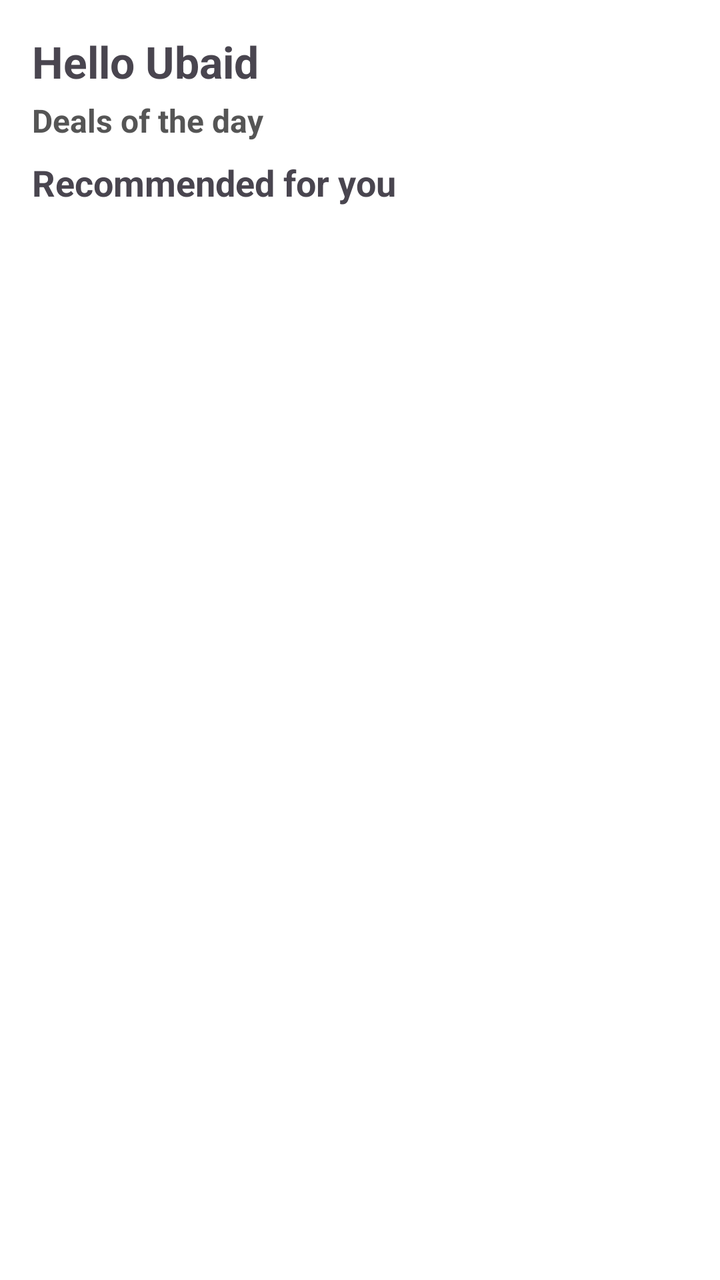
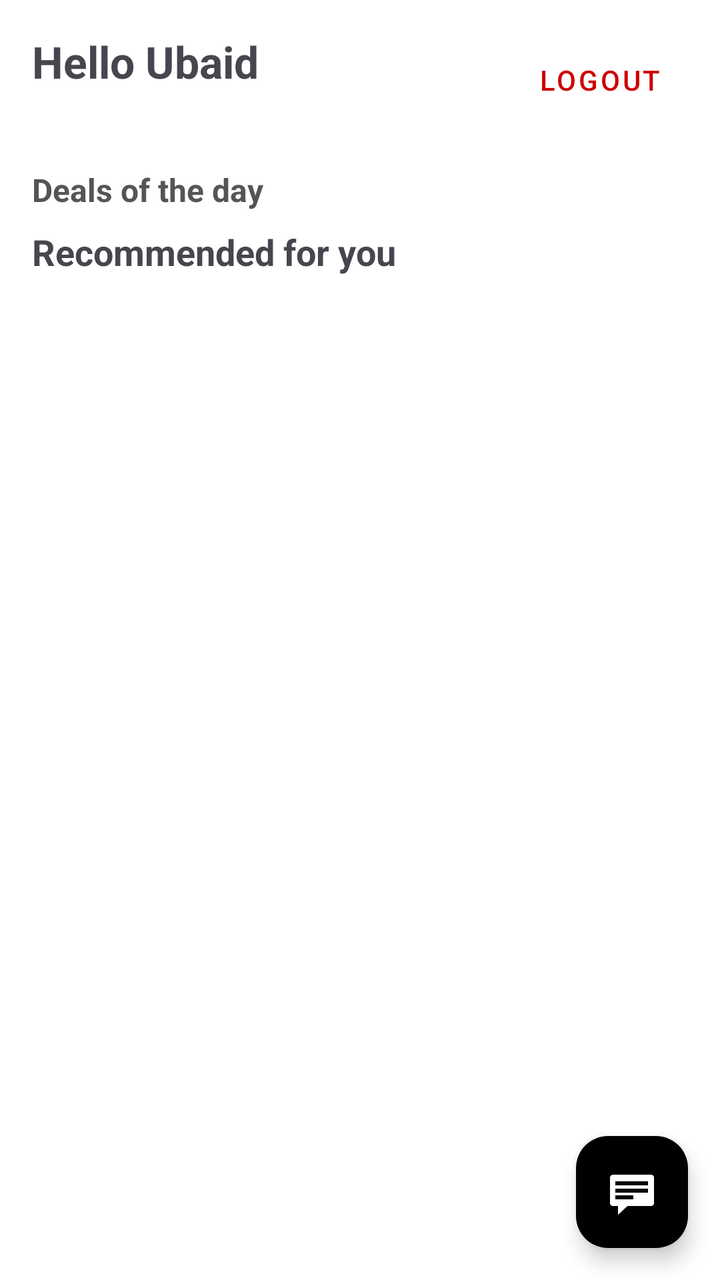

The first picture is an Android layout as it rendered before a commit; the second is the same layout after the commit. The layout source and the unified diff follow.
<!-- AndroidManifest.xml: application theme Theme.Smd_assigment_1 -->
<!-- res/layout/fragment_home.xml -->
<?xml version="1.0" encoding="utf-8"?>
<LinearLayout xmlns:android="http://schemas.android.com/apk/res/android"
    android:id="@+id/homeRoot"
    android:layout_width="match_parent"
    android:layout_height="match_parent"
    android:orientation="vertical"
    android:background="@android:color/white">

    <TextView
        android:id="@+id/tvHello"
        android:layout_width="match_parent"
        android:layout_height="wrap_content"
        android:paddingStart="16dp"
        android:paddingTop="16dp"
        android:text="Hello Ubaid"
        android:textSize="22sp"
        android:textStyle="bold" />

    <TextView
        android:id="@+id/tvDealsHeader"
        android:layout_width="match_parent"
        android:layout_height="wrap_content"
        android:paddingStart="16dp"
        android:paddingTop="4dp"
        android:text="Deals of the day"
        android:textStyle="bold"
        android:textSize="16sp"
        android:textColor="#555555" />

    <androidx.recyclerview.widget.RecyclerView
        android:id="@+id/recyclerDeals"
        android:layout_width="match_parent"
        android:layout_height="wrap_content"
        android:paddingStart="12dp"
        android:paddingEnd="12dp"
        android:clipToPadding="false" />

    <TextView
        android:id="@+id/tvRecommendedHeader"
        android:layout_width="match_parent"
        android:layout_height="wrap_content"
        android:paddingStart="16dp"
        android:paddingTop="8dp"
        android:text="Recommended for you"
        android:textSize="18sp"
        android:textStyle="bold" />

    <androidx.recyclerview.widget.RecyclerView
        android:id="@+id/recyclerRecommended"
        android:layout_width="match_parent"
        android:layout_height="0dp"
        android:layout_weight="1"
        android:padding="12dp"
        android:clipToPadding="false" />
</LinearLayout>
<!-- resources referenced by this layout -->
<resources>
  <style name="Theme.Smd_assigment_1" parent="Base.Theme.Smd_assigment_1" />
  <style name="Base.Theme.Smd_assigment_1" parent="Theme.Material3.DayNight.NoActionBar">
          
          
      </style>
</resources>

<!-- the commit's change to res/layout/fragment_home.xml (unified diff, before → after) -->
@@ -1,55 +1,93 @@
 <?xml version="1.0" encoding="utf-8"?>
-<LinearLayout xmlns:android="http://schemas.android.com/apk/res/android"
-    android:id="@+id/homeRoot"
+<FrameLayout xmlns:android="http://schemas.android.com/apk/res/android"
+    xmlns:app="http://schemas.android.com/apk/res-auto"
     android:layout_width="match_parent"
-    android:layout_height="match_parent"
-    android:orientation="vertical"
-    android:background="@android:color/white">
+    android:layout_height="match_parent">
 
-    <TextView
-        android:id="@+id/tvHello"
+    <androidx.core.widget.NestedScrollView
         android:layout_width="match_parent"
+        android:layout_height="match_parent"
+        android:fillViewport="true">
+
+        <LinearLayout
+            android:id="@+id/homeRoot"
+            android:layout_width="match_parent"
+            android:layout_height="wrap_content"
+            android:orientation="vertical"
+            android:background="@android:color/white">
+
+            <RelativeLayout
+                android:layout_width="match_parent"
+                android:layout_height="wrap_content"
+                android:padding="16dp">
+
+                <TextView
+                    android:id="@+id/tvHello"
+                    android:layout_width="wrap_content"
+                    android:layout_height="wrap_content"
+                    android:text="Hello Ubaid"
+                    android:textSize="22sp"
+                    android:textStyle="bold" />
+
+                <com.google.android.material.button.MaterialButton
+                    android:id="@+id/btnLogout"
+                    style="@style/Widget.MaterialComponents.Button.TextButton"
+                    android:layout_width="wrap_content"
+                    android:layout_height="wrap_content"
+                    android:layout_alignParentEnd="true"
+                    android:text="Logout"
+                    android:textColor="@android:color/holo_red_dark" />
+
+            </RelativeLayout>
+
+            <TextView
+                android:id="@+id/tvDealsHeader"
+                android:layout_width="match_parent"
+                android:layout_height="wrap_content"
+                android:paddingStart="16dp"
+                android:paddingTop="4dp"
+                android:text="Deals of the day"
+                android:textStyle="bold"
+                android:textSize="16sp"
+                android:textColor="#555555" />
+
+            <androidx.recyclerview.widget.RecyclerView
+                android:id="@+id/recyclerDeals"
+                android:layout_width="match_parent"
+                android:layout_height="wrap_content"
+                android:paddingStart="12dp"
+                android:paddingEnd="12dp"
+                android:clipToPadding="false"
+                android:nestedScrollingEnabled="false" />
+
+            <TextView
+                android:id="@+id/tvRecommendedHeader"
+                android:layout_width="match_parent"
+                android:layout_height="wrap_content"
+                android:paddingStart="16dp"
+                android:paddingTop="8dp"
+                android:text="Recommended for you"
+                android:textSize="18sp"
+                android:textStyle="bold" />
+
+            <androidx.recyclerview.widget.RecyclerView
+                android:id="@+id/recyclerRecommended"
+                android:layout_width="match_parent"
+                android:layout_height="wrap_content"
+                android:padding="12dp"
+                android:clipToPadding="false"
+                android:nestedScrollingEnabled="false" />
+        </LinearLayout>
+    </androidx.core.widget.NestedScrollView>
+
+    <com.google.android.material.floatingactionbutton.FloatingActionButton
+        android:id="@+id/fabChat"
+        android:layout_width="wrap_content"
         android:layout_height="wrap_content"
-        android:paddingStart="16dp"
-        android:paddingTop="16dp"
-        android:text="Hello Ubaid"
-        android:textSize="22sp"
-        android:textStyle="bold" />
+        android:layout_gravity="bottom|end"
+        android:layout_margin="16dp"
+        app:srcCompat="@android:drawable/stat_notify_chat"
+        app:tint="@color/white"
+        android:backgroundTint="@color/black" />
 
-    <TextView
-        android:id="@+id/tvDealsHeader"
-        android:layout_width="match_parent"
-        android:layout_height="wrap_content"
-        android:paddingStart="16dp"
-        android:paddingTop="4dp"
-        android:text="Deals of the day"
-        android:textStyle="bold"
-        android:textSize="16sp"
-        android:textColor="#555555" />
-
-    <androidx.recyclerview.widget.RecyclerView
-        android:id="@+id/recyclerDeals"
-        android:layout_width="match_parent"
-        android:layout_height="wrap_content"
-        android:paddingStart="12dp"
-        android:paddingEnd="12dp"
-        android:clipToPadding="false" />
-
-    <TextView
-        android:id="@+id/tvRecommendedHeader"
-        android:layout_width="match_parent"
-        android:layout_height="wrap_content"
-        android:paddingStart="16dp"
-        android:paddingTop="8dp"
-        android:text="Recommended for you"
-        android:textSize="18sp"
-        android:textStyle="bold" />
-
-    <androidx.recyclerview.widget.RecyclerView
-        android:id="@+id/recyclerRecommended"
-        android:layout_width="match_parent"
-        android:layout_height="0dp"
-        android:layout_weight="1"
-        android:padding="12dp"
-        android:clipToPadding="false" />
-</LinearLayout>
+</FrameLayout>
<!-- resource entries referenced after the edit -->
@@ -1,5 +1,7 @@
 <!-- resources referenced by this layout -->
 <resources>
+  <color name="black">#FF000000</color>
+  <color name="white">#FFFFFFFF</color>
   <style name="Theme.Smd_assigment_1" parent="Base.Theme.Smd_assigment_1" />
   <style name="Base.Theme.Smd_assigment_1" parent="Theme.Material3.DayNight.NoActionBar">
           
